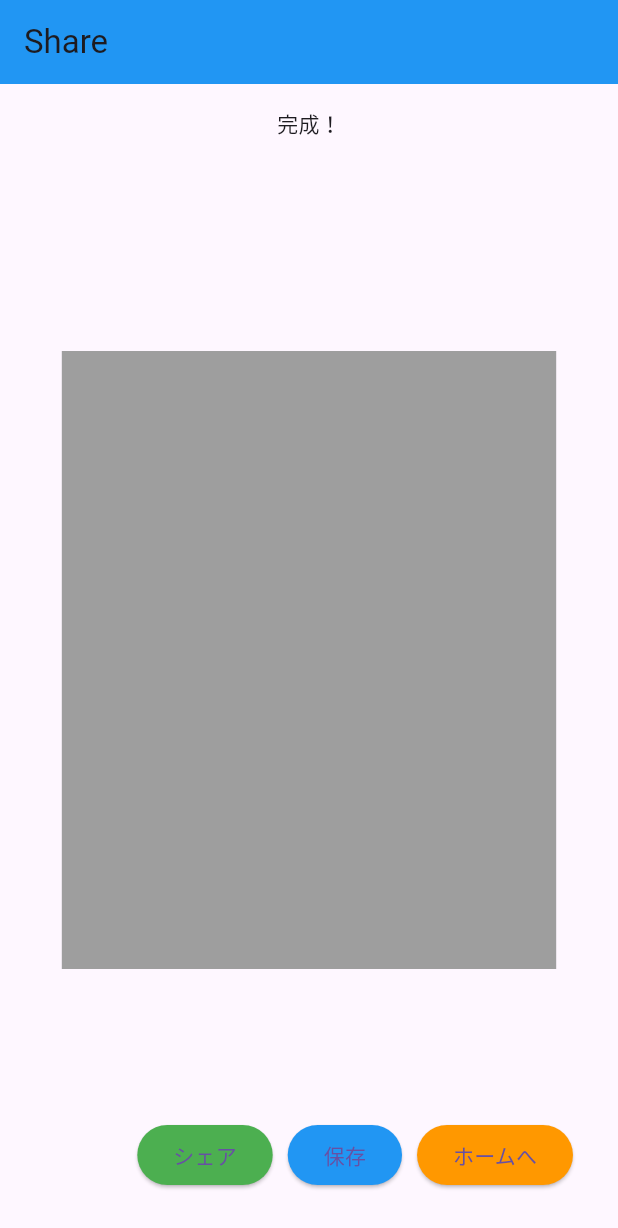
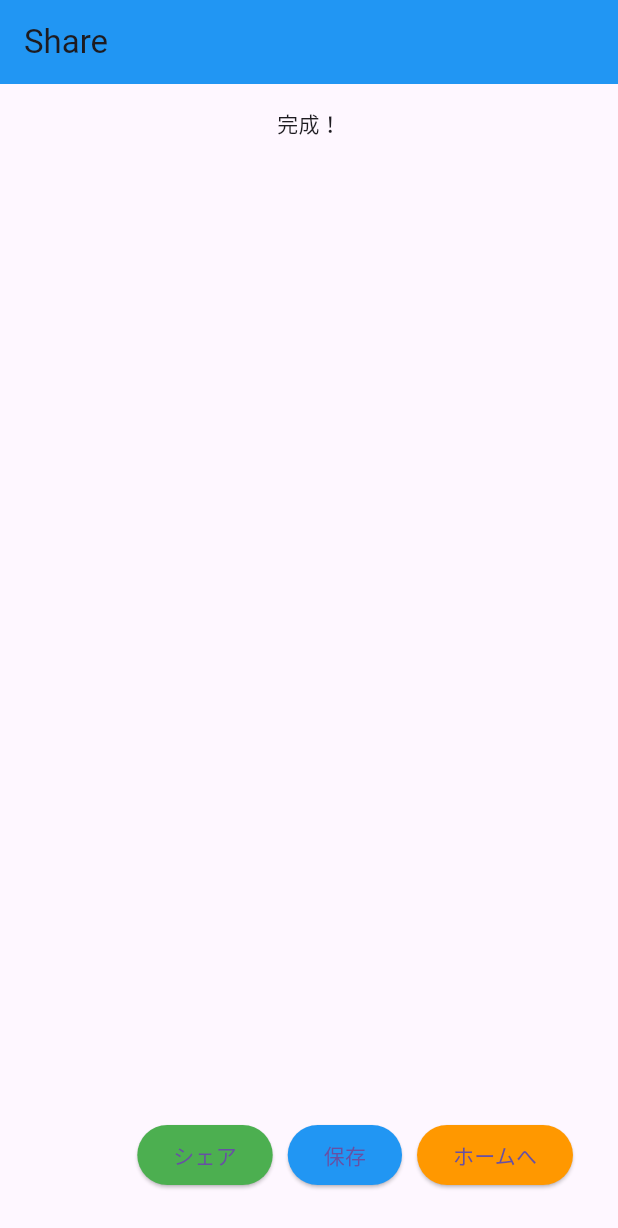
Before and after one commit to nasuu0612/1_cancel, a Flutter app: the PageC screen opened by its route, on a phone screen of 412 x 824 dp. Shown: the top 1228 px of the screen. Run offline on Flutter 3.47's test engine with Material 3 defaults, Android fonts, the phone set to English and light mode, and no system bars; our stand-ins replace camera, device_preview, flutter_riverpod, go_router, google_fonts.

Commit message:
細かなバグ修正

```diff
--- a/draw_app/lib/page3_share.dart
+++ b/draw_app/lib/page3_share.dart
@@ -17,23 +17,11 @@ class PageC extends StatelessWidget {
 
   @override
   Widget build(BuildContext context) {
-    //画面のサイズ取得
-    final screenSize = MediaQuery.of(context).size;
-    final screenWidth = screenSize.width;
-    final screenHeight = screenSize.height;
 
     // 画面の上に表示するバー
     final appBar = AppBar(
       backgroundColor: Colors.blue,
       title: const Text('Share'),
-    );
-
-    // 画像領域
-    final image = Container(
-      color: Colors.grey,
-      width: screenWidth * 0.8,
-      height: screenHeight * 0.5,
-      //child: const Text("画像"),
     );
 
     final shareButton = ElevatedButton(
@@ -74,13 +62,6 @@ class PageC extends StatelessWidget {
             ),
           ),
           Align(
-            alignment: Alignment.center,
-            child: Padding(
-              padding: const EdgeInsets.all(16.0),
-              child: image,
-            ),
-          ),
-          Align(
             alignment: Alignment.bottomRight,
             child: Padding(
               padding: const EdgeInsets.all(30.0),
--- a/draw_app/pubspec.yaml
+++ b/draw_app/pubspec.yaml
@@ -9,9 +9,7 @@ environment:
 
 dependencies:
   device_preview: ^1.1.0
-  google_fonts:
   freezed_annotation: ^2.4.1
-  percent_indicator:
   go_router:
   flutter_riverpod:
   flutter:
@@ -23,7 +21,6 @@ dependencies:
   # The following adds the Cupertino Icons font to your application.
   # Use with the CupertinoIcons class for iOS style icons.
   google_fonts:
-  freezed_annotation: ^2.4.1
   percent_indicator:
   cupertino_icons: ^1.0.8
 
```
Also changed, not shown: draw_app/lib/page2_draw.dart (+1 -8 lines), draw_app/pubspec.lock.
